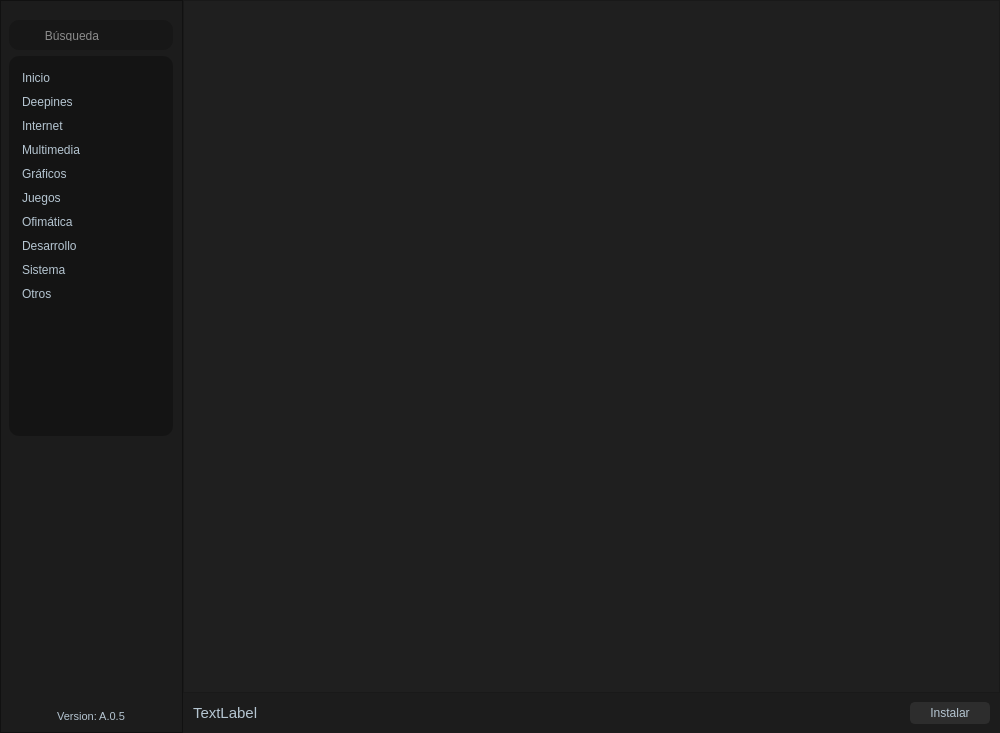
deepin-espanol/deepines-store, file guis/main.ui: the form before one commit.
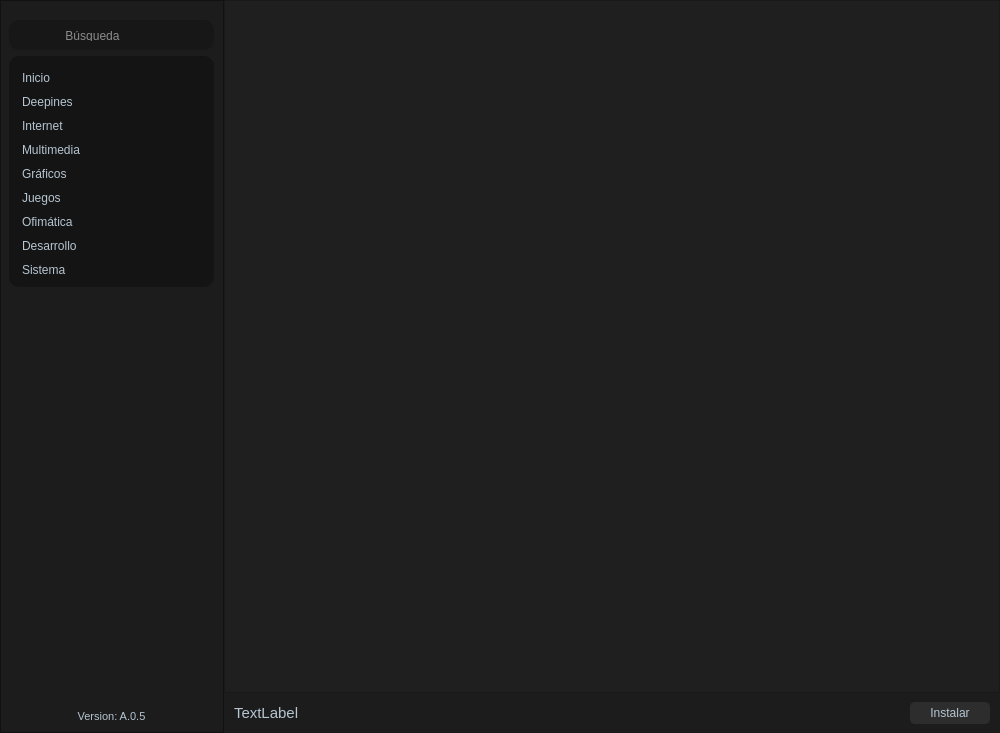
The form after the commit. Icons and pictures are not drawn.

What changed in the file:
```diff
--- a/guis/main.ui
+++ b/guis/main.ui
@@ -176,7 +176,7 @@
       </property>
       <property name="maximumSize">
        <size>
-        <width>183</width>
+        <width>300</width>
         <height>16777215</height>
        </size>
       </property>
@@ -279,18 +279,6 @@
        </item>
        <item row="2" column="0">
         <widget class="QListWidget" name="listWidget">
-         <property name="minimumSize">
-          <size>
-           <width>0</width>
-           <height>380</height>
-          </size>
-         </property>
-         <property name="maximumSize">
-          <size>
-           <width>16777215</width>
-           <height>380</height>
-          </size>
-         </property>
          <property name="styleSheet">
           <string notr="true">#listWidget{
   padding-left:10px;
@@ -530,6 +518,12 @@
     </item>
     <item row="0" column="1" rowspan="2" colspan="4">
      <widget class="QScrollArea" name="frame">
+      <property name="minimumSize">
+       <size>
+        <width>776</width>
+        <height>0</height>
+       </size>
+      </property>
       <property name="styleSheet">
        <string notr="true"/>
       </property>
@@ -547,7 +541,7 @@
         <rect>
          <x>0</x>
          <y>0</y>
-         <width>815</width>
+         <width>774</width>
          <height>691</height>
         </rect>
        </property>
```
